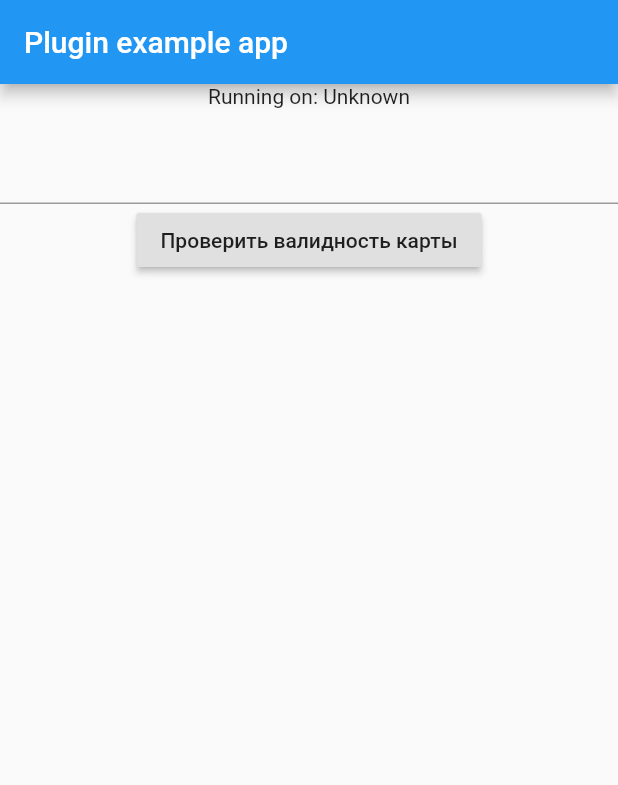
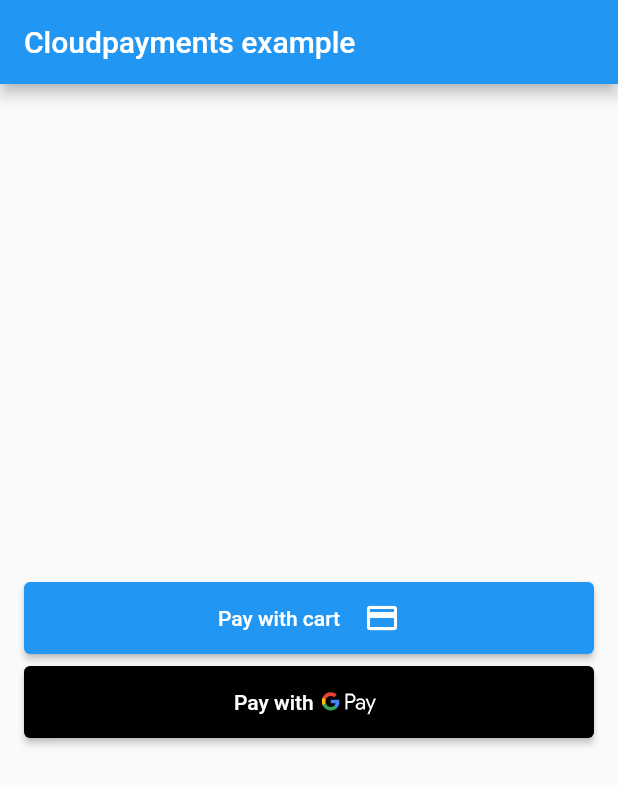
Before and after one commit to shushper/cloudpayments, a Flutter app: the screen it shows after launch, on a phone screen of 412 x 824 dp. Shown: the top 785 px of the screen. Run offline on Flutter 3.47's test engine with Material 2 defaults, Android fonts, the phone set to English and light mode, and no system bars; our stand-ins replace flutter_svg.

Commit message:
Add on example main screen two buttons. Pay with cart and pay with Google Pay.

```diff
--- a/example/lib/main.dart
+++ b/example/lib/main.dart
@@ -3,6 +3,7 @@ import 'dart:async';
 
 import 'package:flutter/services.dart';
 import 'package:cloudpayments/cloudpayments.dart';
+import 'package:flutter_svg/flutter_svg.dart';
 
 void main() {
   runApp(MyApp());
@@ -14,41 +15,14 @@ class MyApp extends StatefulWidget {
 }
 
 class _MyAppState extends State<MyApp> {
-  String _platformVersion = 'Unknown';
-
-  TextEditingController _controller;
-
   @override
   void initState() {
     super.initState();
-    _controller = TextEditingController();
-    initPlatformState();
   }
 
   @override
   void dispose() {
     super.dispose();
-    _controller.dispose();
-  }
-
-  // Platform messages are asynchronous, so we initialize in an async method.
-  Future<void> initPlatformState() async {
-    String platformVersion;
-    // Platform messages may fail, so we use a try/catch PlatformException.
-    try {
-      platformVersion = await Cloudpayments.platformVersion;
-    } on PlatformException {
-      platformVersion = 'Failed to get platform version.';
-    }
-
-    // If the widget was removed from the tree while the asynchronous platform
-    // message was in flight, we want to discard the reply rather than calling
-    // setState to update our non-existent appearance.
-    if (!mounted) return;
-
-    setState(() {
-      _platformVersion = platformVersion;
-    });
   }
 
   @override
@@ -56,28 +30,72 @@ class _MyAppState extends State<MyApp> {
     return MaterialApp(
       home: Scaffold(
         appBar: AppBar(
-          title: const Text('Plugin example app'),
+          title: const Text('Cloudpayments example'),
         ),
-        body: Column(
-          children: [
-            Center(
-              child: Text('Running on: $_platformVersion\n'),
-            ),
-            TextField(
-              controller: _controller,
-              keyboardType: TextInputType.number,
-            ),
-            RaisedButton(
-              child: Text('Проверить валидность карты'),
-              onPressed: () async {
-                final cardNumber = _controller.text;
-                final isValid = await Cloudpayments.isCardNumberValid(cardNumber);
-                print('Card number $cardNumber is valid = $isValid');
-              },
-            )
-          ],
+        body: Padding(
+          padding: const EdgeInsets.all(16.0),
+          child: Column(
+            mainAxisAlignment: MainAxisAlignment.center,
+            crossAxisAlignment: CrossAxisAlignment.stretch,
+            children: [
+              CustomButton(
+                backgroundColor: Colors.blue,
+                onPressed: () {},
+                child: Row(
+                  mainAxisAlignment: MainAxisAlignment.center,
+                  children: [
+                    Text(
+                      'Pay with cart',
+                      textAlign: TextAlign.center,
+                    ),
+                    SizedBox(
+                      width: 16,
+                    ),
+                    Icon(Icons.credit_card),
+                  ],
+                ),
+              ),
+              SizedBox(height: 8,),
+              CustomButton(
+                backgroundColor: Colors.black,
+                onPressed: () {},
+                child: Row(
+                  mainAxisAlignment: MainAxisAlignment.center,
+                  children: [
+                    Text(
+                      'Pay with',
+                      textAlign: TextAlign.center,
+                    ),
+                    SvgPicture.asset(
+                      'assets/images/google_pay.svg',
+                      height: 30,
+                    ),
+                  ],
+                ),
+              )
+            ],
+          ),
         ),
       ),
     );
   }
 }
+
+class CustomButton extends StatelessWidget {
+  final Widget child;
+  final Color backgroundColor;
+  final Function onPressed;
+
+  CustomButton({this.child, this.backgroundColor, this.onPressed});
+
+  @override
+  Widget build(BuildContext context) {
+    return ElevatedButton(
+      style: ButtonStyle(
+          backgroundColor: MaterialStateProperty.resolveWith((states) => backgroundColor),
+          minimumSize: MaterialStateProperty.resolveWith((states) => Size(double.infinity, 48.0))),
+      onPressed: onPressed,
+      child: child,
+    );
+  }
+}
```
Also changed, not shown: example/pubspec.yaml (+4 -4 lines), example/assets/images/google_pay.svg (added), example/pubspec.lock, pubspec.lock.
